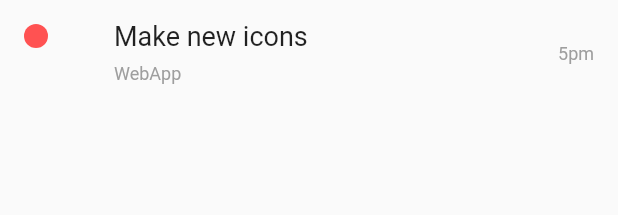
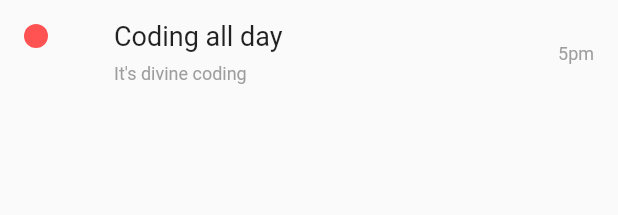
Before and after one commit to KulkarniAtharva/Beautiful_header-Flutter, a Flutter app: the TaskTile widget shown alone on an empty page, opened directly, on a phone screen of 412 x 824 dp. Shown: the top 215 px of the screen. Run offline on Flutter 3.47's test engine with Material 2 defaults, Android fonts, the phone set to English and light mode, and no system bars; network calls fail.

Commit message:
photo changed

```diff
--- a/lib/main.dart
+++ b/lib/main.dart
@@ -69,7 +69,7 @@ class _MyHomePageState extends State<MyHomePage>
                               shape: BoxShape.circle,
                               image: new DecorationImage(
                                 fit: BoxFit.fill,
-                                image: new AssetImage("assets/images/Atharva4.jpg"),
+                                image: new AssetImage("assets/images/Atharva.jpg"),
                               ),
                             ),
                           ),
@@ -129,8 +129,7 @@ class _MyHomePageState extends State<MyHomePage>
                             padding: const EdgeInsets.only(top: 10.0, left: 30.0),
                             child: new Text(
                               "August 1, 2020",
-                              style:
-                              new TextStyle(color: Colors.grey, fontSize: 12.0),
+                              style: new TextStyle(color: Colors.grey, fontSize: 12.0),
                             ),
                           ),
                         ),
@@ -219,14 +218,14 @@ class TaskTile extends StatelessWidget
       title: new Padding(
         padding: const EdgeInsets.all(4.0),
         child: new Text(
-          "Make new icons",
+          "Coding all day",
           style: new TextStyle(fontSize: 18.0),
         ),
       ),
       subtitle: new Padding(
         padding: const EdgeInsets.all(4.0),
         child: new Text(
-          "WebApp",
+          "It's divine coding",
           style: new TextStyle(fontSize: 12.0, color: Colors.grey),
         ),
       ),
--- a/pubspec.yaml
+++ b/pubspec.yaml
@@ -44,8 +44,8 @@ flutter:
   # the material Icons class.
   uses-material-design: true
   assets:
-    - assets/images/Atharva4.jpg
-    -
+    - assets/images/Atharva.jpg
+
   # To add assets to your application, add an assets section, like this:
   # assets:
   #   - images/a_dot_burr.jpeg
```
Also changed, not shown: assets/images/Atharva.jpg (added).
